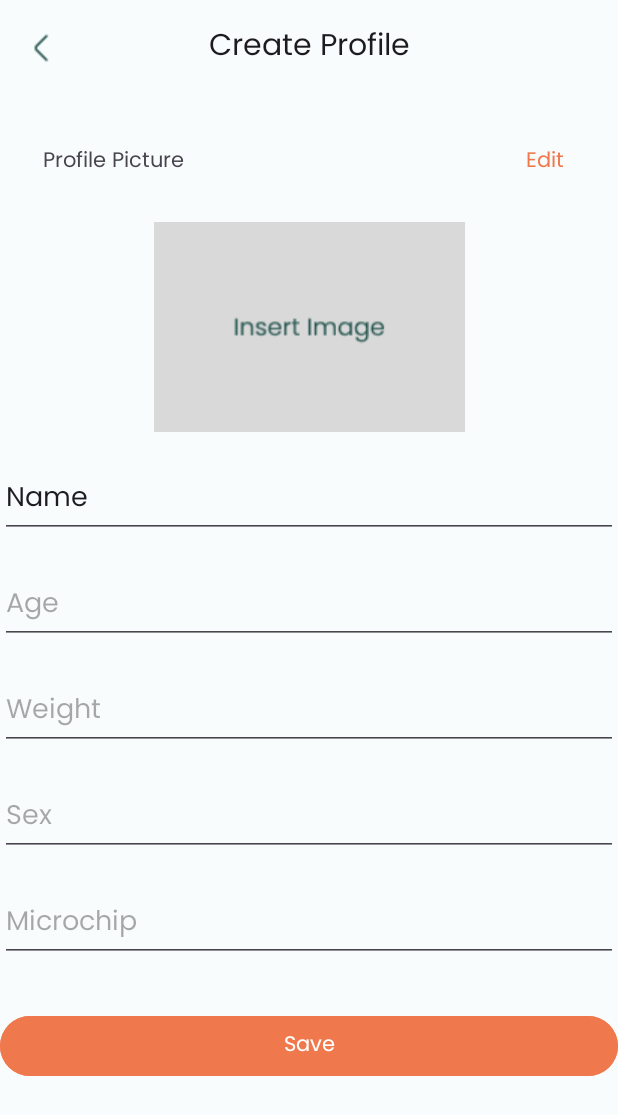
After one commit to Rubendsp30/Project_CM, an Android app: the fragment PetProfileCreationFragment placed in its activity, on a phone screen of 412 x 824 dp. The commit adds this screen. Shown: the top 1115 px of the screen. Run offline under Robolectric (Android 15) with nearby library versions, the phone set to English and light mode, and no system bars; our stand-ins replace Firebase (no records; nobody signed in at launch, a user with empty details on screens opened directly), Room's generated code; libraries missing offline, so code that uses them is left out: org.eclipse.paho; 1 statement that could not run was skipped.

Commit message:
Pet Profile Creation

```diff
--- a/Project_CM/app/src/main/java/com/example/project_cm/DataBase/AppDatabase.java
+++ b/Project_CM/app/src/main/java/com/example/project_cm/DataBase/AppDatabase.java
@@ -9,7 +9,7 @@ import androidx.room.RoomDatabase;
 import com.example.project_cm.DataBase.Tables.PetProfileEntity;
 import com.example.project_cm.DataBase.Tables.VaccineEntity;
 
-@Database(entities = {VaccineEntity.class, PetProfileEntity.class}, version = 1)
+@Database(entities = {VaccineEntity.class, PetProfileEntity.class}, version = 2)
 public abstract class AppDatabase extends RoomDatabase {
 
     //public abstract UserDao userDao();
@@ -20,6 +20,7 @@ public abstract class AppDatabase extends RoomDatabase {
     public static AppDatabase getDBinstance(Context context) {
         if (INSTANCE == null) {
             INSTANCE = Room.databaseBuilder(context.getApplicationContext(), AppDatabase.class, "AppDatabase").build();
+
         }
         return INSTANCE;
     }
--- a/Project_CM/app/src/main/java/com/example/project_cm/DataBase/PetProfileDao.java
+++ b/Project_CM/app/src/main/java/com/example/project_cm/DataBase/PetProfileDao.java
@@ -6,33 +6,25 @@ import androidx.room.Insert;
 import androidx.room.Query;
 import androidx.room.Update;
 
+import com.example.project_cm.DataBase.Tables.PetProfileEntity;
+
 import java.util.List;
 
 @Dao
 public interface PetProfileDao {
 
 
+    @Insert
+    long insertPetProfile(PetProfileEntity petProfile);
+
+    @Query("SELECT * FROM pet_profiles WHERE user_id = :userId")
+    List<PetProfileEntity> getPetProfilesByUserId(String userId);
+
+    @Update
+    void updatePetProfile(PetProfileEntity petProfile);
+
+    @Delete
+    void deletePetProfile(PetProfileEntity petProfile);
 
 
-
-
-    //Example Querys use
-   /* @Query("Select * from users")
-    List<UserEntity> getAllUsersList();
-
-    @Insert
-    long insertUserEntity (UserEntity user);
-
-    @Query("SELECT COUNT(*) FROM users WHERE username = :username")
-    int countUsersByUsername(String username);
-
-    @Query("SELECT * FROM users WHERE username = :username AND password = :password")
-    UserEntity getUserByUsernameAndPassword(String username, String password);
-
-    @Update
-    void updateUserEntity (UserEntity userEntity);
-
-    @Delete
-    void deleteUserEntity (UserEntity userEntity);*/
-
 }
--- a/Project_CM/app/src/main/java/com/example/project_cm/DataBase/Tables/PetProfileEntity.java
+++ b/Project_CM/app/src/main/java/com/example/project_cm/DataBase/Tables/PetProfileEntity.java
@@ -2,7 +2,6 @@ package com.example.project_cm.DataBase.Tables;
 
 import androidx.room.ColumnInfo;
 import androidx.room.Entity;
-import androidx.room.ForeignKey;
 import androidx.room.PrimaryKey;
 
 @Entity(tableName = "pet_profiles")
@@ -38,6 +37,6 @@ public class PetProfileEntity {
     public String microchipNumber;
 
     @ColumnInfo(name = "user_id")
-    public int userID;
+    public String userID;
 
 }
--- a/Project_CM/app/src/main/java/com/example/project_cm/Fragments/HomeScreenFragment.java
+++ b/Project_CM/app/src/main/java/com/example/project_cm/Fragments/HomeScreenFragment.java
@@ -103,9 +103,12 @@ public class HomeScreenFragment extends Fragment {
         if (item.getItemId() == R.id.action_logout) {
             logoutUser();
         }
-        /* else if (item.getItemId() == R.id.action_menu) {
-
-        }*/
+        else if (item.getItemId() == R.id.action_menu) {
+            if (FragmentChangeListener != null) {
+                PetProfileCreationFragment petProfileCreationFragment = new PetProfileCreationFragment();
+                FragmentChangeListener.replaceFragment(petProfileCreationFragment);
+            }
+        }
         return true;
     }
 
--- /dev/null
+++ b/Project_CM/app/src/main/java/com/example/project_cm/Fragments/PetProfileCreationFragment.java
@@ -0,0 +1,152 @@
+package com.example.project_cm.Fragments;
+
+import android.os.Bundle;
+import android.view.LayoutInflater;
+import android.view.View;
+import android.view.ViewGroup;
+import android.widget.Button;
+import android.widget.EditText;
+import android.widget.ImageView;
+import android.widget.Toast;
+
+import androidx.annotation.NonNull;
+import androidx.annotation.Nullable;
+import androidx.fragment.app.Fragment;
+import androidx.lifecycle.ViewModelProvider;
+
+import com.example.project_cm.DataBase.Tables.PetProfileEntity;
+import com.example.project_cm.R;
+import com.example.project_cm.ViewModels.PetProfileViewModel;
+import com.example.project_cm.ViewModels.ViewModelFactory;
+import com.example.project_cm.FragmentChangeListener;
+import com.example.project_cm.DataBase.PetProfileDao;
+import com.example.project_cm.DataBase.AppDatabase;
+import com.example.project_cm.ViewModels.UserViewModel;
+import com.example.project_cm.User;
+import android.util.Log;
+
+
+
+
+public class PetProfileCreationFragment extends Fragment {
+    private UserViewModel userViewModel;
+    private PetProfileEntity currentPetProfile;
+    private PetProfileViewModel petProfileViewModel;
+    private EditText inputName, inputAge, inputWeight, inputSex, inputMicrochip;
+    private Button saveButton;
+    private ImageView profileImage;
+
+
+    @Nullable
+    @Override
+    public View onCreateView(@NonNull LayoutInflater inflater, @Nullable ViewGroup container, @Nullable Bundle savedInstanceState) {
+        View view = inflater.inflate(R.layout.pet_profile_creation_fragment, container, false);
+        userViewModel = new ViewModelProvider(requireActivity()).get(UserViewModel.class);
+
+
+        inputName = view.findViewById(R.id.inputName);
+        inputAge = view.findViewById(R.id.inputAge);
+        inputWeight = view.findViewById(R.id.inputWeight);
+        inputSex = view.findViewById(R.id.inputSex);
+        inputMicrochip = view.findViewById(R.id.inputMicrochip);
+        saveButton = view.findViewById(R.id.saveButton);
+        profileImage = view.findViewById(R.id.profile_image);
+
+        AppDatabase database = AppDatabase.getDBinstance(getContext());
+        ViewModelFactory factory = new ViewModelFactory(database.petProfileDao());
+        petProfileViewModel = new ViewModelProvider(this, factory).get(PetProfileViewModel.class);
+        observePetProfile();
+        return view;
+    }
+    private void observePetProfile() {
+        User currentUser = userViewModel.getCurrentUser().getValue();
+        String userId = currentUser != null ? currentUser.getUserID() : "-1";
+
+        petProfileViewModel.getPetProfilesByUserId(userId).observe(getViewLifecycleOwner(), petProfiles -> {
+            if (petProfiles != null && !petProfiles.isEmpty()) {
+                currentPetProfile = petProfiles.get(0);
+            }
+        });
+    }
+
+    @Override
+    public void onViewCreated(@NonNull View view, @Nullable Bundle savedInstanceState) {
+        super.onViewCreated(view, savedInstanceState);
+
+        userViewModel = new ViewModelProvider(requireActivity()).get(UserViewModel.class);
+
+        saveButton.setOnClickListener(v -> createPetProfile());
+    }
+//TODO ver como por imagem e as permissões para isso
+
+    private void createPetProfile() {
+
+
+            String name = inputName.getText().toString();
+            String ageInput = inputAge.getText().toString();
+            String weightInput = inputWeight.getText().toString();
+            String sex = inputSex.getText().toString();
+            String microchip = inputMicrochip.getText().toString();
+
+            if (name.isEmpty() || ageInput.isEmpty() || weightInput.isEmpty() || sex.isEmpty() || microchip.isEmpty()) {
+                Toast.makeText(getContext(), "Please fill in all fields", Toast.LENGTH_SHORT).show();
+                return;
+            }
+
+        try {
+            int age = Integer.parseInt(ageInput);
+            float weight = Float.parseFloat(weightInput);
+            User currentUser = userViewModel.getCurrentUser().getValue();
+            String userId = currentUser != null ? currentUser.getUserID() : "-1";
+
+            petProfileViewModel.getPetProfilesByUserId(userId).observe(getViewLifecycleOwner(), petProfiles -> {
+                PetProfileEntity petProfile;
+                boolean isUpdate = false;
+
+                if (petProfiles != null && !petProfiles.isEmpty()) {
+                    // Update existing profile
+                    petProfile = petProfiles.get(0);
+                    isUpdate = true;
+                } else {
+                    // Create new profile
+                    petProfile = new PetProfileEntity();
+                }
+
+                petProfile.name = name;
+                petProfile.age = age;
+                petProfile.weight = weight;
+                petProfile.gender = convertSexToGender(sex);
+                petProfile.microchipNumber = microchip;
+                petProfile.userID = userId;
+                petProfile.animalType = 1;
+
+                if (isUpdate) {
+                    petProfileViewModel.updatePetProfile(petProfile);
+                    Toast.makeText(getContext(), "Pet Profile Updated", Toast.LENGTH_SHORT).show();
+                } else {
+                    petProfileViewModel.insertPetProfile(petProfile);
+                    Toast.makeText(getContext(), "Pet Profile Created", Toast.LENGTH_SHORT).show();
+                }
+
+                onPetInfoSaved();
+
+
+                Toast.makeText(getContext(), "Pet Profile Created", Toast.LENGTH_SHORT).show();
+                onPetInfoSaved();
+            });
+        } catch (NumberFormatException e) {
+            Toast.makeText(getContext(), "Invalid input", Toast.LENGTH_SHORT).show();
+        }
+    }
+    private void onPetInfoSaved() {
+        if (getActivity() instanceof FragmentChangeListener) {
+            ((FragmentChangeListener) getActivity()).replaceFragment(new HomeScreenFragment());
+        } else {
+            Log.e("PetProfileCreationFragment", "Activity must implement FragmentChangeListener");
+        }
+    }
+
+    private int convertSexToGender(String sex) {
+        return sex.equalsIgnoreCase("male") ? 0 : 1;
+    }
+}
--- /dev/null
+++ b/Project_CM/app/src/main/java/com/example/project_cm/ViewModels/PetProfileViewModel.java
@@ -0,0 +1,41 @@
+package com.example.project_cm.ViewModels;
+
+import androidx.lifecycle.ViewModel;
+import java.util.concurrent.Executor;
+import java.util.concurrent.Executors;
+import com.example.project_cm.DataBase.PetProfileDao;
+import com.example.project_cm.DataBase.Tables.PetProfileEntity;
+import androidx.lifecycle.AndroidViewModel;
+import androidx.lifecycle.LiveData;
+import androidx.lifecycle.MutableLiveData;
+import java.util.List;
+
+public class PetProfileViewModel extends ViewModel {
+    private PetProfileDao petProfileDao;
+    private final Executor executor = Executors.newSingleThreadExecutor();
+
+    public PetProfileViewModel(PetProfileDao petProfileDao) {
+        this.petProfileDao = petProfileDao;
+    }
+
+    public void insertPetProfile(PetProfileEntity petProfile) {
+        executor.execute(() -> petProfileDao.insertPetProfile(petProfile));
+    }
+
+    public void updatePetProfile(PetProfileEntity petProfile) {
+        executor.execute(() -> petProfileDao.updatePetProfile(petProfile));
+    }
+
+    public void deletePetProfile(PetProfileEntity petProfile) {
+        executor.execute(() -> petProfileDao.deletePetProfile(petProfile));
+    }
+
+    public LiveData<List<PetProfileEntity>> getPetProfilesByUserId(String userId) {
+        MutableLiveData<List<PetProfileEntity>> liveData = new MutableLiveData<>();
+        executor.execute(() -> {
+            List<PetProfileEntity> profiles = petProfileDao.getPetProfilesByUserId(userId);
+            liveData.postValue(profiles);
+        });
+        return liveData;
+    }
+}
--- /dev/null
+++ b/Project_CM/app/src/main/java/com/example/project_cm/ViewModels/ViewModelFactory.java
@@ -0,0 +1,22 @@
+package com.example.project_cm.ViewModels;
+import com.example.project_cm.DataBase.PetProfileDao;
+import androidx.annotation.NonNull;
+import androidx.lifecycle.ViewModel;
+import androidx.lifecycle.ViewModelProvider;
+
+public class ViewModelFactory implements ViewModelProvider.Factory {
+    private final PetProfileDao petProfileDao;
+
+    public ViewModelFactory(PetProfileDao petProfileDao) {
+        this.petProfileDao = petProfileDao;
+    }
+
+    @NonNull
+    @Override
+    public <T extends ViewModel> T create(@NonNull Class<T> modelClass) {
+        if (modelClass.isAssignableFrom(PetProfileViewModel.class)) {
+            return (T) new PetProfileViewModel(petProfileDao);
+        }
+        throw new IllegalArgumentException("Unknown ViewModel class");
+    }
+}
--- /dev/null
+++ b/Project_CM/app/src/main/res/layout/pet_profile_creation_fragment.xml
@@ -0,0 +1,129 @@
+<?xml version="1.0" encoding="utf-8"?>
+<androidx.constraintlayout.widget.ConstraintLayout
+    xmlns:android="http://schemas.android.com/apk/res/android"
+    xmlns:app="http://schemas.android.com/apk/res-auto"
+    xmlns:tools="http://schemas.android.com/tools"
+    android:layout_width="match_parent"
+    android:layout_height="match_parent"
+    android:background="@color/white_background">
+
+
+    <androidx.appcompat.widget.Toolbar
+        android:id="@+id/toolbar"
+        android:layout_width="0dp"
+        android:layout_height="?attr/actionBarSize"
+        android:background="@color/white_background"
+        app:layout_constraintEnd_toEndOf="parent"
+        app:layout_constraintStart_toStartOf="parent"
+        app:layout_constraintTop_toTopOf="parent"
+        app:navigationIcon="@drawable/arrowleft2">
+
+        <TextView
+            android:layout_width="wrap_content"
+            android:layout_height="wrap_content"
+            android:layout_gravity="center"
+            android:text="Create Profile"
+            android:textAppearance="@style/TextAppearance.Widget.AppCompat.Toolbar.Title" />
+    </androidx.appcompat.widget.Toolbar>
+
+
+    <ImageView
+
+        android:id="@+id/profile_image"
+        android:layout_width="207dp"
+        android:layout_height="140dp"
+        android:layout_marginTop="28dp"
+        android:adjustViewBounds="true"
+        android:scaleType="centerCrop"
+        android:src="@drawable/insertimage"
+        app:layout_constraintEnd_toEndOf="parent"
+        app:layout_constraintStart_toStartOf="parent"
+        app:layout_constraintTop_toBottomOf="@+id/textView_profile_picture" />
+
+    <TextView
+        android:id="@+id/textView_profile_picture"
+        android:layout_width="wrap_content"
+        android:layout_height="wrap_content"
+        android:layout_marginTop="32dp"
+        android:text="Profile Picture"
+        app:layout_constraintEnd_toEndOf="parent"
+        app:layout_constraintHorizontal_bias="0.091"
+        app:layout_constraintStart_toStartOf="parent"
+        app:layout_constraintTop_toBottomOf="@+id/toolbar" />
+
+
+
+    <TextView
+        android:id="@+id/editProfilePicture"
+        android:layout_width="wrap_content"
+        android:layout_height="wrap_content"
+        android:layout_alignParentEnd="true"
+        android:layout_marginStart="228dp"
+        android:text="Edit"
+        android:textColor="@color/orange_300"
+        app:layout_constraintBottom_toBottomOf="@+id/textView_profile_picture"
+        app:layout_constraintStart_toEndOf="@+id/textView_profile_picture" />
+
+    <EditText
+        android:id="@+id/inputName"
+        android:layout_width="match_parent"
+        android:layout_height="wrap_content"
+        android:layout_below="@id/editProfilePicture"
+        android:layout_marginTop="20dp"
+        android:inputType="text"
+        android:text="Name"
+        app:layout_constraintTop_toBottomOf="@+id/profile_image"
+        tools:layout_editor_absoluteX="0dp" />
+
+    <EditText
+        android:id="@+id/inputAge"
+        android:layout_width="match_parent"
+        android:layout_height="wrap_content"
+        android:layout_below="@id/inputName"
+        android:layout_marginTop="20dp"
+        android:hint="Age"
+        android:inputType="number"
+        app:layout_constraintTop_toBottomOf="@+id/inputName" />
+
+    <EditText
+        android:id="@+id/inputWeight"
+        android:layout_width="match_parent"
+        android:layout_height="wrap_content"
+        android:layout_below="@id/inputAge"
+        android:layout_marginTop="20dp"
+        android:hint="Weight"
+        android:inputType="numberDecimal"
+        app:layout_constraintTop_toBottomOf="@+id/inputAge" />
+
+    <EditText
+        android:id="@+id/inputSex"
+        android:layout_width="match_parent"
+        android:layout_height="wrap_content"
+        android:layout_below="@id/inputWeight"
+        android:layout_marginTop="20dp"
+        android:hint="Sex"
+        android:inputType="text"
+        app:layout_constraintTop_toBottomOf="@+id/inputWeight" />
+
+    <EditText
+        android:id="@+id/inputMicrochip"
+        android:layout_width="match_parent"
+        android:layout_height="wrap_content"
+        android:layout_below="@id/inputSex"
+        android:layout_marginTop="20dp"
+        android:hint="Microchip"
+        android:inputType="text"
+        app:layout_constraintTop_toBottomOf="@+id/inputSex" />
+
+    <Button
+        android:id="@+id/saveButton"
+        android:layout_width="match_parent"
+        android:layout_height="wrap_content"
+        android:layout_below="@id/inputMicrochip"
+        android:layout_marginTop="32dp"
+        android:backgroundTint="@color/orange_300"
+        android:text="Save"
+        app:layout_constraintTop_toBottomOf="@+id/inputMicrochip" />
+
+
+</androidx.constraintlayout.widget.ConstraintLayout>
```
Also changed, not shown: Project_CM/app/src/main/res/drawable/arrowleft2.png (added), Project_CM/app/src/main/res/drawable/insertimage.png (added).
